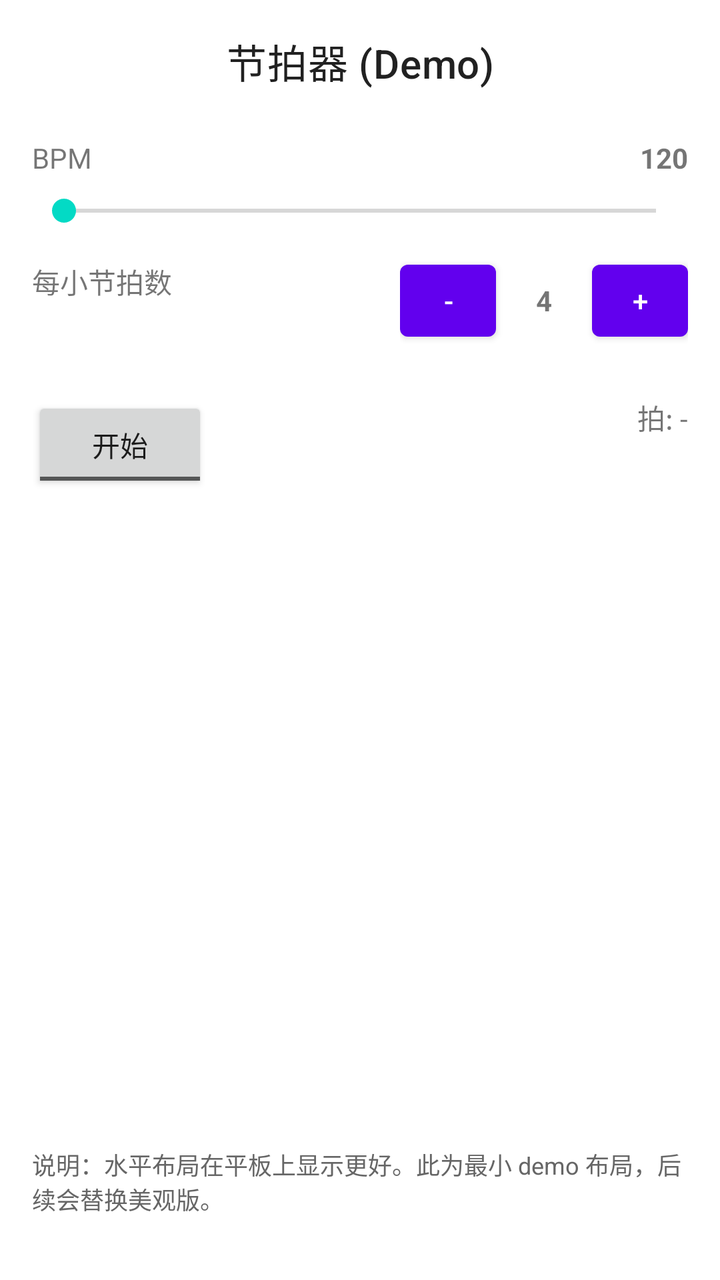
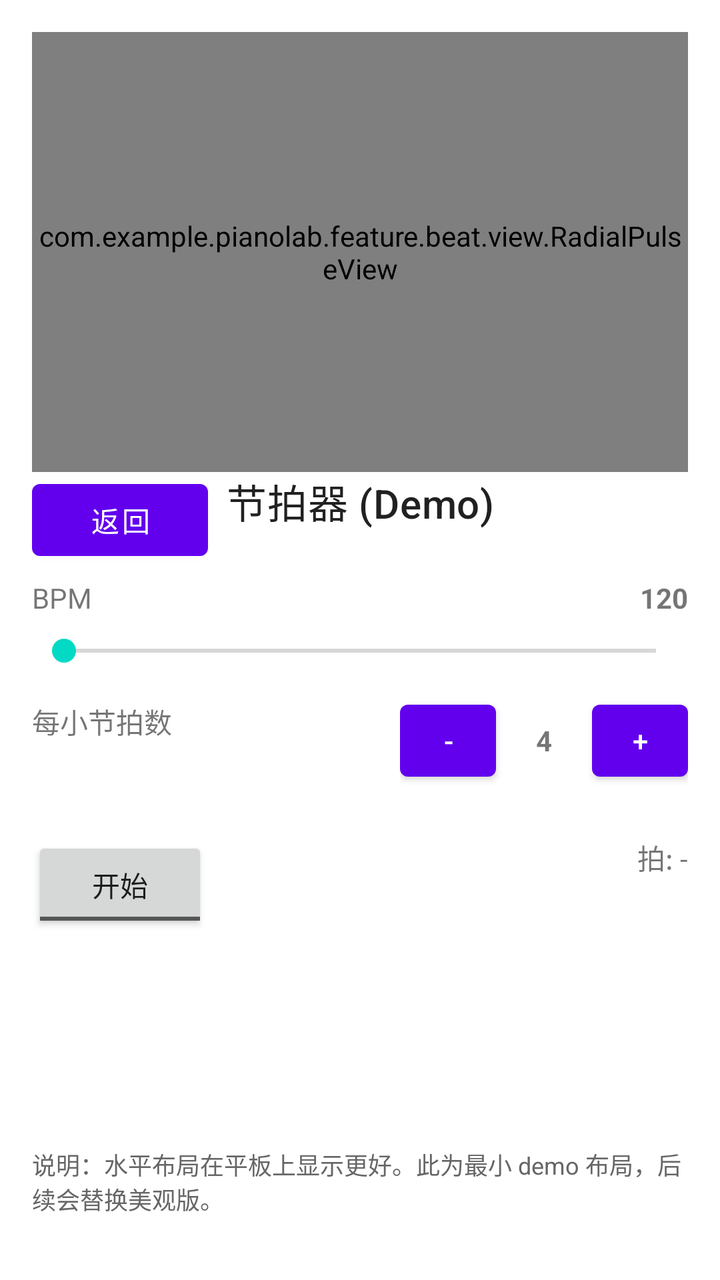

Before-and-after screenshots of an Android layout around one commit, followed by the original layout XML and the change that was made.
<!-- AndroidManifest.xml: application theme Theme.PianoLab -->
<!-- res/layout/activity_beat.xml -->
<?xml version="1.0" encoding="utf-8"?>
<androidx.constraintlayout.widget.ConstraintLayout xmlns:android="http://schemas.android.com/apk/res/android"
    xmlns:app="http://schemas.android.com/apk/res-auto"
    android:layout_width="match_parent"
    android:layout_height="match_parent"
    android:padding="16dp">

    <TextView
        android:id="@+id/tv_title"
        android:layout_width="0dp"
        android:layout_height="wrap_content"
        android:text="节拍器 (Demo)"
        android:textAppearance="?attr/textAppearanceHeadline6"
        android:gravity="center"
        app:layout_constraintTop_toTopOf="parent"
        app:layout_constraintStart_toStartOf="parent"
        app:layout_constraintEnd_toEndOf="parent" />

    <TextView
        android:id="@+id/tv_bpm_label"
        android:layout_width="wrap_content"
        android:layout_height="wrap_content"
        android:text="BPM"
        app:layout_constraintTop_toBottomOf="@id/tv_title"
        app:layout_constraintStart_toStartOf="parent"
        android:layout_marginTop="24dp" />

    <TextView
        android:id="@+id/tv_bpm_value"
        android:layout_width="wrap_content"
        android:layout_height="wrap_content"
        android:text="120"
        android:textStyle="bold"
        app:layout_constraintTop_toBottomOf="@id/tv_title"
        app:layout_constraintEnd_toEndOf="parent"
        android:layout_marginTop="24dp" />

    <SeekBar
        android:id="@+id/seekbar_bpm"
        android:layout_width="0dp"
        android:layout_height="wrap_content"
        android:max="270"
        app:layout_constraintTop_toBottomOf="@id/tv_bpm_label"
        app:layout_constraintStart_toStartOf="parent"
        app:layout_constraintEnd_toEndOf="parent"
        android:layout_marginTop="8dp" />

    <TextView
        android:id="@+id/tv_beats_label"
        android:layout_width="wrap_content"
        android:layout_height="wrap_content"
        android:text="每小节拍数"
        app:layout_constraintTop_toBottomOf="@id/seekbar_bpm"
        app:layout_constraintStart_toStartOf="parent"
        android:layout_marginTop="16dp" />

    <LinearLayout
        android:id="@+id/ll_beats_controls"
        android:layout_width="wrap_content"
        android:layout_height="wrap_content"
        android:orientation="horizontal"
        app:layout_constraintTop_toBottomOf="@id/seekbar_bpm"
        app:layout_constraintEnd_toEndOf="parent"
        android:layout_marginTop="12dp">

        <Button
            android:id="@+id/btn_decrease_beats"
            android:layout_width="48dp"
            android:layout_height="48dp"
            android:text="-" />

        <TextView
            android:id="@+id/tv_beats_value"
            android:layout_width="48dp"
            android:layout_height="48dp"
            android:gravity="center"
            android:text="4"
            android:textStyle="bold" />

        <Button
            android:id="@+id/btn_increase_beats"
            android:layout_width="48dp"
            android:layout_height="48dp"
            android:text="+" />
    </LinearLayout>

    <ToggleButton
        android:id="@+id/toggle_play"
        android:layout_width="wrap_content"
        android:layout_height="wrap_content"
        android:textOn="停止"
        android:textOff="开始"
        app:layout_constraintTop_toBottomOf="@id/ll_beats_controls"
        app:layout_constraintStart_toStartOf="parent"
        android:layout_marginTop="24dp" />

    <TextView
        android:id="@+id/tv_current_beat"
        android:layout_width="wrap_content"
        android:layout_height="wrap_content"
        android:text="拍: -"
        app:layout_constraintTop_toBottomOf="@id/ll_beats_controls"
        app:layout_constraintEnd_toEndOf="parent"
        android:layout_marginTop="24dp" />

    <TextView
        android:id="@+id/tv_hint"
        android:layout_width="0dp"
        android:layout_height="wrap_content"
        android:text="说明：水平布局在平板上显示更好。此为最小 demo 布局，后续会替换美观版。"
        android:textSize="12sp"
        android:textColor="#666"
        app:layout_constraintBottom_toBottomOf="parent"
        app:layout_constraintStart_toStartOf="parent"
        app:layout_constraintEnd_toEndOf="parent"
        android:layout_marginBottom="16dp" />

</androidx.constraintlayout.widget.ConstraintLayout>
<!-- resources referenced by this layout -->
<resources>
  <style name="Theme.PianoLab" parent="Theme.MaterialComponents.DayNight.DarkActionBar">
          
          <item name="colorPrimary">@color/purple_500</item>
          <item name="colorPrimaryVariant">@color/purple_700</item>
          <item name="colorOnPrimary">@color/white</item>
          
          <item name="colorSecondary">@color/teal_200</item>
          <item name="colorSecondaryVariant">@color/teal_700</item>
          <item name="colorOnSecondary">@color/black</item>
          
          <item name="android:statusBarColor">?attr/colorPrimaryVariant</item>
          
      </style>
  <color name="purple_500">#FF6200EE</color>
  <color name="purple_700">#FF3700B3</color>
  <color name="white">#FFFFFFFF</color>
  <color name="teal_200">#FF03DAC5</color>
  <color name="teal_700">#FF018786</color>
  <color name="black">#FF000000</color>
</resources>

<!-- the commit's change to res/layout/activity_beat.xml (unified diff, before → after) -->
@@ -4,6 +4,24 @@
     android:layout_width="match_parent"
     android:layout_height="match_parent"
     android:padding="16dp">
+
+    
+    <com.example.pianolab.feature.beat.view.RadialPulseView
+        android:id="@+id/radial_pulse_view"
+        android:layout_width="0dp"
+        android:layout_height="220dp"
+        app:layout_constraintTop_toTopOf="parent"
+        app:layout_constraintStart_toStartOf="parent"
+        app:layout_constraintEnd_toEndOf="parent" />
+
+    
+    <Button
+        android:id="@+id/btn_back"
+        android:layout_width="wrap_content"
+        android:layout_height="wrap_content"
+        android:text="返回"
+        app:layout_constraintTop_toBottomOf="@id/radial_pulse_view"
+        app:layout_constraintStart_toStartOf="parent" />
 
     <TextView
         android:id="@+id/tv_title"
@@ -12,7 +30,7 @@
         android:text="节拍器 (Demo)"
         android:textAppearance="?attr/textAppearanceHeadline6"
         android:gravity="center"
-        app:layout_constraintTop_toTopOf="parent"
+        app:layout_constraintTop_toBottomOf="@id/radial_pulse_view"
         app:layout_constraintStart_toStartOf="parent"
         app:layout_constraintEnd_toEndOf="parent" />
 
